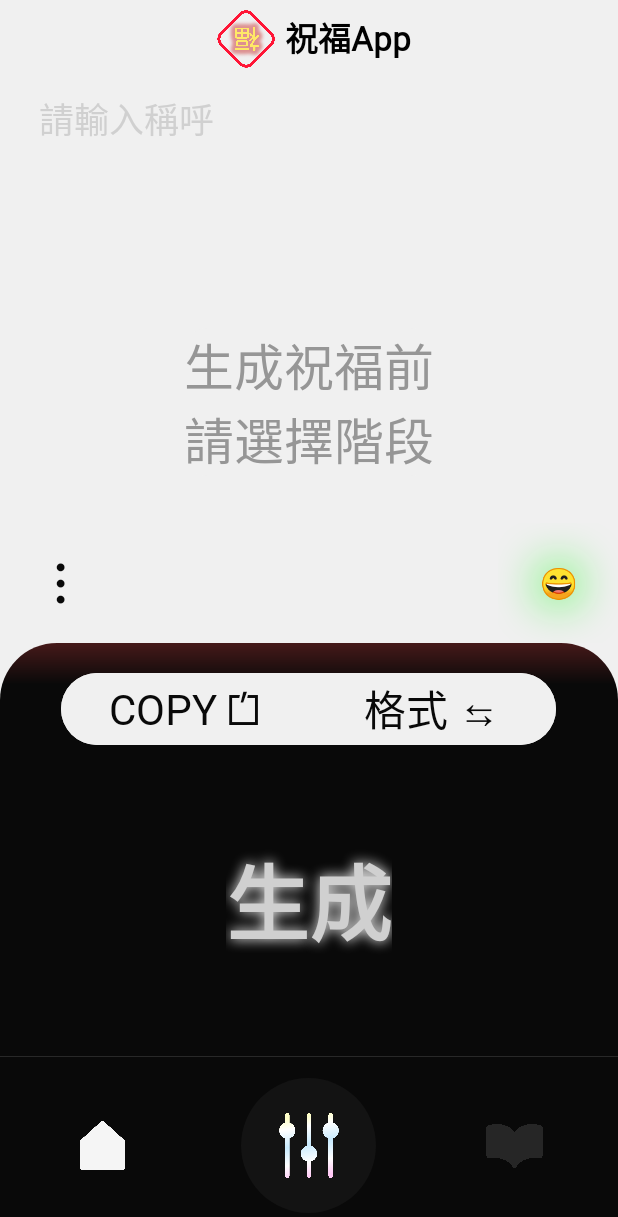
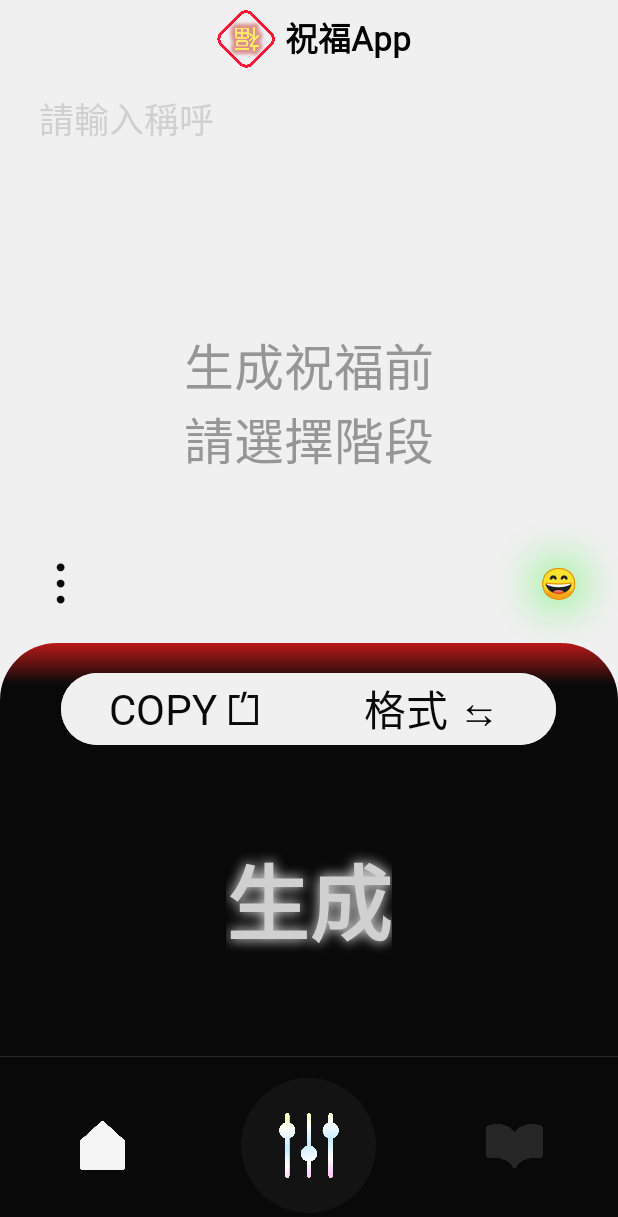
Before and after one commit to CYZeusX/bless_generation, an Android app: the screen it shows after launch (MainActivity), on a phone screen of 412 x 824 dp. Shown: the top 1217 px of the screen. Run offline under Robolectric (Android 15) with nearby library versions, the phone set to English and light mode, and no system bars; plain views replace FadingEdgeLayout; 2 statements that could not run were skipped.

Commit message:
minor updates on bless changes, and some text size enlargement

```diff
--- a/app/src/main/java/com/CYZco/nygreets/Bless.java
+++ b/app/src/main/java/com/CYZco/nygreets/Bless.java
@@ -13,13 +13,13 @@ public class Bless
         "成長茁壯\uD83C\uDF31 心想事成\uD83D\uDCAB 身體健康\uD83D\uDCAA 學業進步\uD83C\uDF93 萬事如意\uD83C\uDF40 步步高升\uD83D\uDCC8 家庭幸福\uD83C\uDFE0 財源滾滾\uD83D\uDC8E 夢想成真\uD83C\uDF20 福星高照\uD83C\uDF1F 吉祥安康\uD83C\uDF08 青春常駐\uD83C\uDF1E " +
         "前途無量\uD83D\uDE80 青雲直上\u200b\u2601 如日方升\uD83C\uDF1E 天天向上\uD83D\uDCC8 勇往直前\uD83C\uDFC3 一帆風順\u200b\u26F5 福氣滿滿\uD83D\uDC96 才華橫溢\uD83C\uDF1F 前途光明\uD83D\uDD06 天道酬勤\uD83E\uDD78 歡樂年年\uD83C\uDF8A 如意吉祥\uD83D\uDCAB " +
         "笑口常開\uD83D\uDE04 喜氣洋洋\uD83D\uDE01 龍馬精神\uD83D\uDC32 鴻運當頭\uD83C\uDF40 笑容滿面\u200b\u263A 快高長大\uD83C\uDF33 金榜題名\uD83C\uDFC6 事事順心\uD83C\uDF08 前程似錦\u200b\u2728 大展鴻圖\uD83D\uDCAA 四季平安\uD83D\uDE0C 平安喜樂\uD83D\uDE07 " +
-        "百事順利\uD83D\uDCAB 美夢成真\uD83C\uDF20 青春無敵\uD83D\uDD25 飛黃騰達\uD83E\uDD85 蓬勃發展\uD83D\uDCC8 如虎添翼\uD83E\uDEBD 諸事順利\uD83D\uDCAB 學業進步\uD83C\uDF93 才貌雙全\uD83D\uDE0E 學業有成\uD83D\uDCD6 龍騰虎躍\uD83D\uDCAA 家和萬事興\uD83E\uDD29";
+        "百事順利\uD83D\uDCAB 美夢成真\uD83C\uDF20 青春無敵\uD83D\uDD25 飛黃騰達\uD83E\uDD85 蓬勃發展\uD83D\uDCC8 如虎添翼\uD83E\uDEBD 諸事順利\uD83D\uDCAB 學業進步\uD83C\uDF93 才貌雙全\uD83D\uDE0E 學業有成\uD83D\uDCD6 龍騰虎躍\uD83D\uDCAA 風生水起\uD83C\uDF2C";
 
     public String adultNewYearBless =
         "青春常駐\uD83C\uDF1E 萬事如意\uD83C\uDF40 身體健康\uD83D\uDCAA 財源廣進\uD83D\uDCB5 步步高升\uD83D\uDCC8 闔家平安\u200b\u262E️ 心想事成\uD83D\uDCAB 平安喜樂\uD83D\uDE07 前程似錦\u200b\u2728 一帆風順\u200b\u26F5 大展鴻圖\uD83D\uDCAA 福星高照\uD83C\uDF1F " +
         "迎春納福\uD83C\uDF43 開門見喜\uD83C\uDF89 喜氣洋洋\uD83D\uDE01 祥瑞滿滿\uD83C\uDE35 前途光明\uD83D\uDD06 龍馬精神\uD83D\uDC32 心花怒放\uD83C\uDF38 金玉滿堂\uD83C\uDFE6 前程無限\u200b\u267E️ 天天順心\uD83D\uDE0C 家庭幸福\uD83C\uDFE0 和氣生財\uD83E\uDDD8 " +
         "富貴有餘\uD83D\uDCC8 福如東海\uD83C\uDF0A 壽比南山\u26f0\ufe0f 五福臨門\uD83C\uDF40 萬象更新\uD83D\uDCA8 龍騰虎躍\uD83D\uDCAA 如意吉祥\uD83D\uDCAB 開運亨通\uD83D\uDCB0 八方來財\uD83D\uDCB5 年年有餘\uD83D\uDC21 事事順利\uD83E\uDD1E 歡樂年年\uD83C\uDF8A " +
-        "豐衣足食\uD83C\uDF5A 富貴滿堂\uD83D\uDC8E 年年高升\uD83D\uDE80 招財進寶\uD83E\uDDE7 日進斗金\uD83E\uDE99 光明燦爛\u200b\u2600 四季平安\uD83D\uDE0C 鴻運當頭\uD83C\uDF40 財源滾滾\uD83D\uDC8E 事業有成\uD83D\uDCCA 如虎添翼\uD83E\uDEBD 家和萬事興\uD83E\uDD29";
+        "豐衣足食\uD83C\uDF5A 富貴滿堂\uD83D\uDC8E 年年高升\uD83D\uDE80 招財進寶\uD83E\uDDE7 日進斗金\uD83E\uDE99 光明燦爛\u200b\u2600 四季平安\uD83D\uDE0C 鴻運當頭\uD83C\uDF40 財源滾滾\uD83D\uDC8E 事業有成\uD83D\uDCCA 如虎添翼\uD83E\uDEBD 風生水起\uD83C\uDF2C";
 
     public String elderNewYearBless =
         "身體健康\uD83D\uDCAA 長命百歲\uD83D\uDCAF 如意吉祥\uD83D\uDCAB 福壽安康\uD83E\uDDD8 萬事如意\uD83C\uDF40 心想事成\uD83D\uDCAB 福星高照\uD83C\uDF1F 壽與天齊\u200b\u23F3 龍馬精神\uD83D\uDC32 平安喜樂\uD83D\uDE07 老當益壯\uD83D\uDCAA 萬壽無疆\u200b\u2728 " +
--- a/app/src/main/res/drawable/app_background.xml
+++ b/app/src/main/res/drawable/app_background.xml
@@ -3,7 +3,8 @@
     android:shape="rectangle">
     <gradient
         android:endColor="@color/black"
-        android:startColor="#1E0000"
+        android:centerColor="@color/black"
+        android:startColor="@color/dark_red_app"
         android:angle="90"/>
     <corners android:radius="45dp"/>
 </shape>
--- a/app/src/main/res/layout-v21/tutorial_activity.xml
+++ b/app/src/main/res/layout-v21/tutorial_activity.xml
@@ -84,7 +84,7 @@
                 android:gravity="center"
                 android:text="@string/copy"
                 android:textColor="@color/gray_09"
-                android:textSize="20sp"
+                android:textSize="28sp"
                 app:shapeAppearanceOverlay="@style/cornerLeft_24" />
 
             <Button
@@ -97,7 +97,7 @@
                 android:gravity="center"
                 android:text="@string/convert"
                 android:textColor="@color/gray_09"
-                android:textSize="20sp"
+                android:textSize="28sp"
                 app:shapeAppearanceOverlay="@style/cornerRight_24" />
         </LinearLayout>
     </RelativeLayout>
--- a/app/src/main/res/layout/activity_main.xml
+++ b/app/src/main/res/layout/activity_main.xml
@@ -291,9 +291,7 @@
                 android:layout_gravity="fill"
                 android:text="@string/tutorial"
                 android:textColor="@color/gray_150"
-                android:textSize="33sp" />
+                android:textSize="33sp"/>
         </ScrollView>
-
     </com.bosphere.fadingedgelayout.FadingEdgeLayout>
-
 </androidx.constraintlayout.widget.ConstraintLayout>
--- a/app/src/main/res/values/colors.xml
+++ b/app/src/main/res/values/colors.xml
@@ -25,7 +25,7 @@
     <color name="btnD">#6F95B0</color>
     <color name="btick">#4FB6EC</color>
     <color name="blue">#0A41FF</color>
-    <color name="dark_red_app">#461919</color>
+    <color name="dark_red_app">#B91919</color>
     <color name="tick">#14141E</color>
     <color name="purple_700">#00FFFFFF</color>
 
```
Also changed, not shown: app/src/main/java/com/CYZco/nygreets/MainActivity.java (+12 -19 lines).
